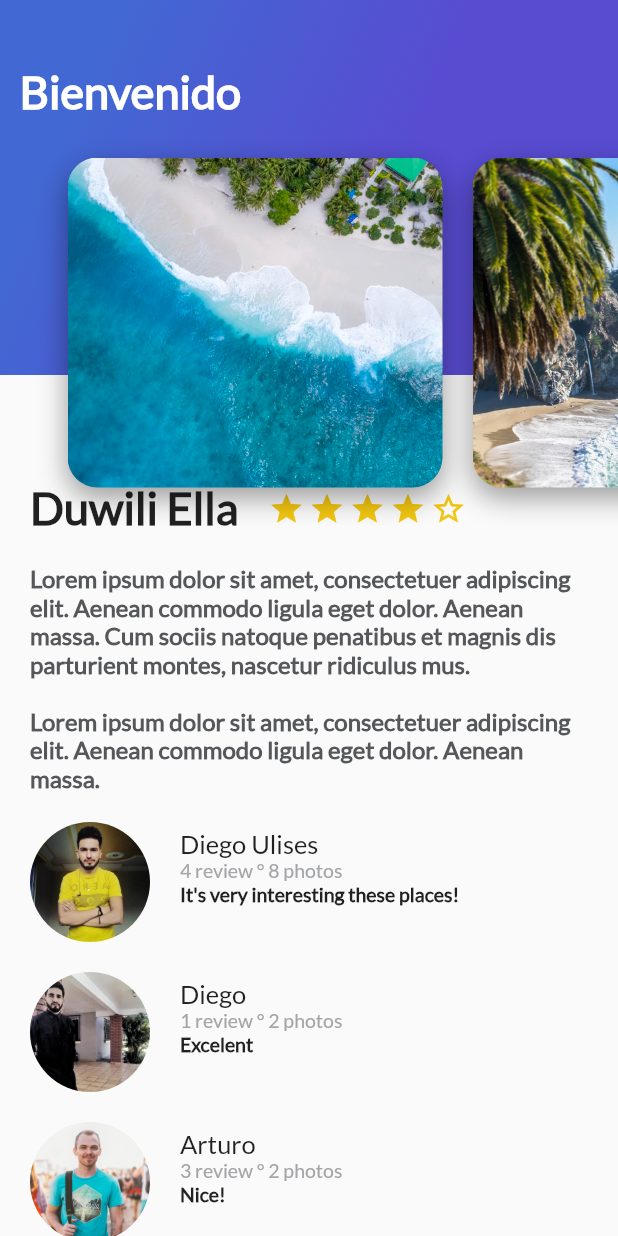
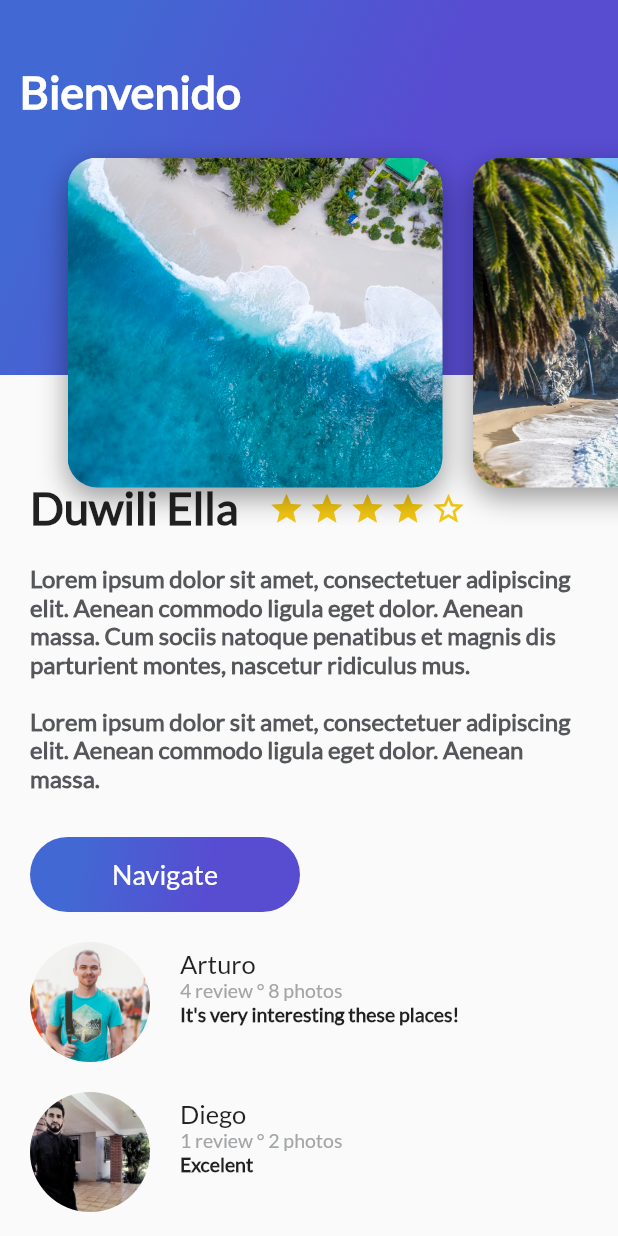
Before and after one commit to du-ulises/Curso-de-Flutter, a Flutter app: the screen it shows after launch, on a phone screen of 412 x 824 dp. Run offline on Flutter 3.47's test engine with Material 2 defaults, Android fonts, the phone set to English and light mode, and no system bars.

Commit message:
Widget Button, InkWell

```diff
--- a/4. Widgets sin estado en Flutter.txt
+++ b/4. Widgets sin estado en Flutter.txt
@@ -88,3 +88,9 @@ La particularidad del widget ListView(), como ya lo habíamos adelantado en clas
 En esta clase implementamos el ListView(), con la particularidad de que el desplazamiento o scrolling que definiremos en la propiedad scrollDirection será horizontal y no vertical para lo cual usaremos la variable Axis.horizontal.
 
 Algo importante que vale la pena recordar es que con Flutter podemos crear widgets personalizados que luego podemos parametrizar y reutilizar tantas veces como queramos.
+
+
+Widget Button, InkWell
+El BottomNavigationBar es un widget muy común para la navegación principal a través de las diferentes pantallas o vistas de nuestra aplicación. Al igual que el FloatingActionButton(), y como responderá a la interacción con el usuario, al BottomNavigationBar() le corresponde heredar de la clase StatefulWidget.
+
+Para definir las características de la apariencia que tendrá este widget, lo envolveremos a su vez en un widget de tipo Theme() y le asignaremos finalmente el widget BottomNavigationBar() a la propiedad child.
--- /dev/null
+++ b/platzi_trips_app/lib/button_purple.dart
@@ -0,0 +1,57 @@
+import 'package:flutter/material.dart';
+
+class ButtonPurple extends StatelessWidget{
+
+  String buttonText = "Navigate";
+
+  ButtonPurple(this.buttonText);
+
+  @override
+  Widget build(BuildContext context) {
+    // TODO: implement build
+    return InkWell(
+      onTap: () {
+        Scaffold.of(context).showSnackBar(
+            SnackBar(
+              content: Text("Navegando"),
+            )
+        );
+      },
+      child: Container(
+        margin: EdgeInsets.only(
+          top: 30.0,
+          left: 20.0,
+          right: 20.0
+        ),
+        height: 50.0,
+        width: 180.0,
+        decoration: BoxDecoration(
+          borderRadius: BorderRadius.circular(30.0),
+          gradient: LinearGradient(
+              colors: [
+                Color(0xFF4268D3),
+                Color(0xFF584CD1)
+              ],
+            begin: FractionalOffset(0.2, 0.0),
+            end: FractionalOffset(1.0, 0.6),
+            stops: [0.0, 0.6],
+            tileMode: TileMode.clamp
+          )
+        ),
+
+        child: Center(
+          child: Text(
+            buttonText,
+            style: TextStyle(
+              fontSize: 18.0,
+              fontFamily: "Lato",
+              color: Colors.white
+            ),
+          ),
+        ),
+
+      ),
+    );
+  }
+
+}
--- a/platzi_trips_app/lib/description_place.dart
+++ b/platzi_trips_app/lib/description_place.dart
@@ -1,4 +1,5 @@
 import 'package:flutter/material.dart';
+import 'button_purple.dart';
 
 class DescriptionPlace extends StatelessWidget{
 
@@ -93,9 +94,11 @@ class DescriptionPlace extends StatelessWidget{
     );
 
     return Column(
+      crossAxisAlignment: CrossAxisAlignment.start,
       children: <Widget>[
         title_stars,
-        description
+        description,
+        ButtonPurple("Navigate")
       ],
     );
   }
--- a/platzi_trips_app/lib/review_list.dart
+++ b/platzi_trips_app/lib/review_list.dart
@@ -8,9 +8,9 @@ class ReviewList extends StatelessWidget{
     return Column(
       crossAxisAlignment: CrossAxisAlignment.start,
       children: <Widget>[
-        Review("assets/images/people.jpg", "Diego Ulises", "4 review ° 8 photos", "It's very interesting these places!"),
+        Review("assets/images/people2.jpg", "Arturo", "4 review ° 8 photos", "It's very interesting these places!"),
         Review("assets/images/1 (1).jpeg", "Diego", "1 review ° 2 photos", "Excelent"),
-        Review("assets/images/people2.jpg", "Arturo", "3 review ° 2 photos", "Nice!"),
+        Review("assets/images/people.jpg", "Diego Ulises", "3 review ° 2 photos", "Nice!"),
         Review("assets/images/1 (2).jpeg", "Ulises", "1 review ° 1 photo", "Good place"),
         Review("assets/images/1 (3).jpeg", "Checo", "2 reviews ° 5 photos", "I thing that it's ok, but no it's cool")
       ],
```
